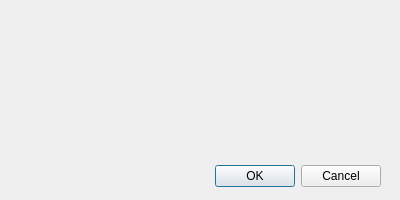
Above: errordialog.ui from mickmikea/Robot before the change. Below: the same form after it.
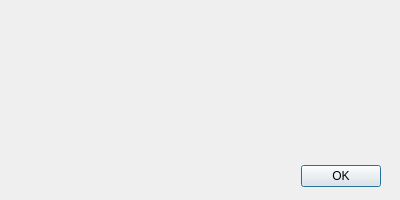
That is the form after the change.

Commit message: adjusted the key control and made a few other changes

```diff
--- a/errordialog.ui
+++ b/errordialog.ui
@@ -38,7 +38,10 @@
     <enum>Qt::Horizontal</enum>
    </property>
    <property name="standardButtons">
-    <set>QDialogButtonBox::Cancel|QDialogButtonBox::Ok</set>
+    <set>QDialogButtonBox::Ok</set>
+   </property>
+   <property name="centerButtons">
+    <bool>false</bool>
    </property>
   </widget>
   <widget class="QLabel" name="messageText">
```
Left out of the diff: 10 changed lines with no effect on the pictures. The commit also changes 2 other files.
